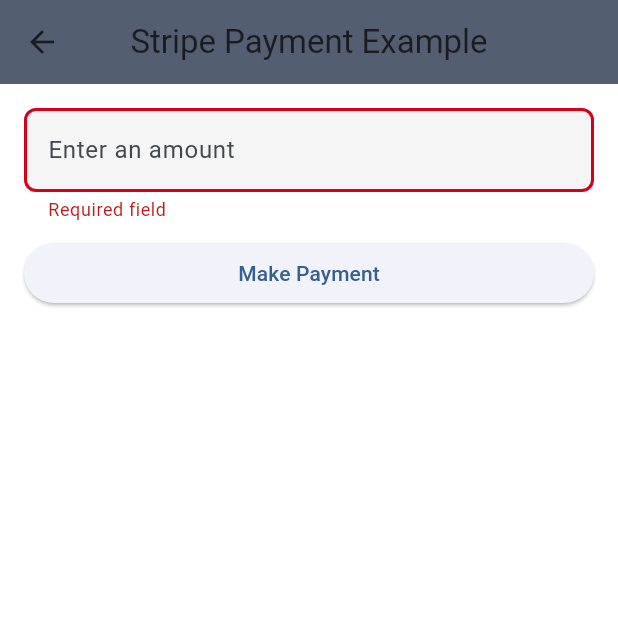
After one commit to fr0ziii/my_trainer, a Flutter app: the PaymentPage screen opened directly, after a tap on "Make Payment", on a phone screen of 412 x 824 dp, the top half of it. The commit adds this screen. Run offline on Flutter 3.47's test engine with Material 3 defaults, Android fonts, the phone set to English and light mode, and no system bars; our stand-ins replace cloud_firestore, firebase_auth, firebase_core, flutter_dotenv, google_fonts, google_nav_bar and 1 more; missing offline and left inert: firebase_ui_auth, firebase_ui_localizations, firebase_ui_oauth_google, flutter_stripe, syncfusion_localizations; accounts and stored records are empty; generated files the repository leaves out were written again.

Commit message:
stripe added

```diff
--- a/lib/main.dart
+++ b/lib/main.dart
@@ -2,8 +2,10 @@
 import 'package:flutter/material.dart';
 import 'package:firebase_core/firebase_core.dart';
 import 'package:flutter_localizations/flutter_localizations.dart';
+import 'package:flutter_stripe/flutter_stripe.dart';
 import 'package:provider/provider.dart';
 import 'package:syncfusion_localizations/syncfusion_localizations.dart';
+import 'package:flutter_dotenv/flutter_dotenv.dart';
 
 
 
@@ -17,6 +19,10 @@
 void main() async {
   WidgetsFlutterBinding.ensureInitialized();
   await Firebase.initializeApp(options: DefaultFirebaseOptions.currentPlatform);
+  await dotenv.load(fileName: ".env");
+  Stripe.publishableKey = dotenv.env['STRIPE_PUBLISHABLE_KEY']!;
+  Stripe.merchantIdentifier = "Test";
+  await Stripe.instance.applySettings();
 
   runApp(
     ChangeNotifierProvider(
--- a/lib/models/event_model.dart
+++ b/lib/models/event_model.dart
@@ -50,10 +50,10 @@
     return EventModel(
         id: json['id'],
         title: json['title'],
-        sessionDate: json['date'],
+        sessionDate: json['date'].toDate(),
         sessionType: json['sessionType'],
-        startTime: json['startTime'],
-        endTime: json['endTime'],
+        startTime: json['startTime'].toDate(),
+        endTime: json['endTime'].toDate(),
         capacity: json['capacity'],
         description: json['description'] ?? '',
         userId: json['userId'],
--- /dev/null
+++ b/lib/models/payment_model.dart
@@ -0,0 +1,39 @@
+class Payment {
+  final String paymentId;
+  final String userId;
+  final double amount;
+  final DateTime date;
+  final String sessionId;
+  final String paymentMethod;
+
+  Payment({
+    required this.paymentId,
+    required this.userId,
+    required this.amount,
+    required this.date,
+    required this.sessionId,
+    required this.paymentMethod,
+  });
+
+  Map<String, dynamic> toMap() {
+    return {
+      'paymentId': paymentId,
+      'userId': userId,
+      'amount': amount,
+      'date': date.toIso8601String(),
+      'sessionId': sessionId,
+      'paymentMethod': paymentMethod,
+    };
+  }
+
+  factory Payment.fromMap(Map<String, dynamic> map) {
+    return Payment(
+      paymentId: map['paymentId'],
+      userId: map['userId'],
+      amount: map['amount'],
+      date: DateTime.parse(map['date']),
+      sessionId: map['sessionId'],
+      paymentMethod: map['paymentMethod'],
+    );
+  }
+}
--- a/lib/models/user_model.dart
+++ b/lib/models/user_model.dart
@@ -7,7 +7,7 @@
   final String role;
   final String? profilePictureUrl;
   final String? registrationDate;
-  final String? trainerId;
+  final String trainerId;
   final List<String>? clientIds;
   final String? invitationCode; // Código de invitación
   final int? availableSlots;
@@ -20,7 +20,7 @@
     required this.role,
     this.profilePictureUrl,
     this.registrationDate,
-    this.trainerId,
+    required this.trainerId,
     this.clientIds,
     this.invitationCode,
     this.availableSlots,
--- a/lib/services/event_service.dart
+++ b/lib/services/event_service.dart
@@ -41,6 +41,7 @@
         .where('trainerId', isEqualTo: id)
         .snapshots()
         .map((snapshot) {
+          print(snapshot.docs);
       return snapshot.docs.map((doc) => EventModel.fromDocument(doc)).toList();
     });
   }
--- a/lib/views/home_screen.dart
+++ b/lib/views/home_screen.dart
@@ -9,6 +9,7 @@
 import 'calendar/calendar_screen.dart';
 import 'dashboard_screen.dart';
 import 'widgets/bottom_navbar.dart';
+import 'widgets/payment_screen.dart';
 
 class HomeScreen extends StatefulWidget {
   const HomeScreen({super.key});
@@ -31,8 +32,7 @@
     const DashboardScreen(),
     const CalendarScreen(),
     const UsersScreen(),
-    //Pagos o mi subscripción
-    const CalendarScreen(),
+    const PaymentPage(),
   ];
 
   @override
--- /dev/null
+++ b/lib/views/widgets/payment_screen.dart
@@ -0,0 +1,164 @@
+import 'dart:convert';
+
+import 'package:flutter/material.dart';
+import 'package:flutter/services.dart';
+import 'package:flutter_dotenv/flutter_dotenv.dart';
+import 'package:flutter_stripe/flutter_stripe.dart';
+import 'package:http/http.dart' as http;
+
+class PaymentPage extends StatefulWidget {
+  const PaymentPage({super.key});
+  @override
+  _PaymentPageState createState() => _PaymentPageState();
+}
+
+class _PaymentPageState extends State<PaymentPage> {
+  late TextEditingController paymentController;
+  late GlobalKey<FormState> paymentForm;
+  Map<String, dynamic>? paymentIntentData;
+
+  @override
+  void initState() {
+    super.initState();
+    paymentController = TextEditingController();
+    paymentForm = GlobalKey<FormState>();
+  }
+
+  Future<void> makePayment(
+      {required String amount, required String currency}) async {
+    try {
+      paymentIntentData = await createPaymentIntent(amount, currency);
+      const gpay = PaymentSheetGooglePay(
+        merchantCountryCode: "US",
+        currencyCode: "USD",
+        testEnv: true,
+      );
+      if (paymentIntentData != null) {
+        await Stripe.instance.initPaymentSheet(
+          paymentSheetParameters: SetupPaymentSheetParameters(
+            googlePay: gpay,
+            merchantDisplayName: 'Adiwele',
+            paymentIntentClientSecret: paymentIntentData!['client_secret'],
+            customerEphemeralKeySecret: paymentIntentData!['ephemeralKey'],
+          ),
+        );
+        displayPaymentSheet();
+      }
+    } catch (e, s) {
+      debugPrint('exception:$e$s');
+    }
+  }
+
+  createPaymentIntent(String amount, String currency) async {
+    try {
+      Map<String, dynamic> body = {
+        'amount': amount,
+        'currency': currency,
+        'payment_method_types[]': 'card'
+      };
+
+      var response = await http.post(
+        Uri.parse('https://api.stripe.com/v1/payment_intents'),
+        body: body,
+        headers: {
+          'Authorization': 'Bearer ${dotenv.env['STRIPE_SECRET_KEY']!}',
+          'Content-Type': 'application/x-www-form-urlencoded'
+        },
+      );
+
+      return jsonDecode(response.body.toString());
+    } catch (e) {
+      debugPrint(e.toString());
+    }
+  }
+
+  displayPaymentSheet() async {
+    try {
+      await Stripe.instance.presentPaymentSheet().then(
+            (value) {},
+      );
+    } on StripeException catch (e) {
+      debugPrint('Payment failed: ${e.error.localizedMessage}');
+    } catch (e) {
+      debugPrint('An unexpected error occurred: $e');
+    }
+  }
+
+  @override
+  Widget build(BuildContext context) {
+    return Scaffold(
+      appBar: AppBar(
+        title: const Text('Stripe Payment Example'),
+        centerTitle: true,
+        backgroundColor: Theme.of(context).colorScheme.secondary,
+      ),
+      body: Padding(
+        padding: const EdgeInsets.all(16.0),
+        child: Form(
+          key: paymentForm,
+          child: ListView(
+            shrinkWrap: true,
+            children: [
+              TextFormField(
+                controller: paymentController,
+                inputFormatters: [FilteringTextInputFormatter.digitsOnly],
+                validator: (value) {
+                  if (value!.isEmpty) {
+                    return 'Required field';
+                  }
+                  return null;
+                },
+                decoration: InputDecoration(
+                  hintText: 'Enter an amount',
+                  fillColor: const Color(0xffF5F5F5),
+                  filled: true,
+                  border: InputBorder.none,
+                  focusedBorder: OutlineInputBorder(
+                    borderRadius: BorderRadius.circular(8.0),
+                    borderSide: const BorderSide(
+                      color: Color(0xff1D275C),
+                      width: 2.01,
+                    ),
+                  ),
+                  enabledBorder: OutlineInputBorder(
+                    borderRadius: BorderRadius.circular(8.0),
+                    borderSide: const BorderSide(
+                      color: Color(0xffCCCCCC),
+                      width: 2.0,
+                    ),
+                  ),
+                  errorBorder: OutlineInputBorder(
+                    borderRadius: BorderRadius.circular(8.0),
+                    borderSide: const BorderSide(
+                      color: Color(0xffD6001A),
+                      width: 2.0,
+                    ),
+                  ),
+                  focusedErrorBorder: OutlineInputBorder(
+                    borderRadius: BorderRadius.circular(8.0),
+                    borderSide: const BorderSide(
+                      color: Color(0xffF0642F),
+                      width: 2.0,
+                    ),
+                  ),
+                ),
+              ),
+              const SizedBox(height: 10),
+              ElevatedButton(
+                onPressed: () {
+                  if (paymentForm.currentState!.validate()) {
+                    debugPrint(paymentController.text);
+                    var paymentAmount = int.parse(paymentController.text) * 100;
+
+                    makePayment(amount: paymentAmount.toString(), currency: "USD");
+                  }
+                },
+                child: const Text('Make Payment'),
+              )
+            ],
+          ),
+        ),
+      ),
+    );
+  }
+}
--- a/pubspec.yaml
+++ b/pubspec.yaml
@@ -54,6 +54,8 @@
   flutter_launcher_icons: ^0.13.1
   intl: ^0.19.0
   flutter_stripe: ^10.2.0
+  flutter_dotenv: ^5.1.0
+  http: ^1.2.1
 
 dev_dependencies:
   flutter_test:
@@ -78,6 +80,7 @@
   # the material Icons class.
   uses-material-design: true
   assets:
+    - .env
     - assets/
 
   fonts:
```
Also changed, not shown: lib/services/user_service.dart (+19 -6 lines), lib/views/calendar/add_session_screen.dart (+16 -17 lines), lib/views/calendar/calendar_screen.dart (+28 -2 lines), lib/views/users_screen.dart (+141 -15 lines), pubspec.lock (added), 16 other files.
